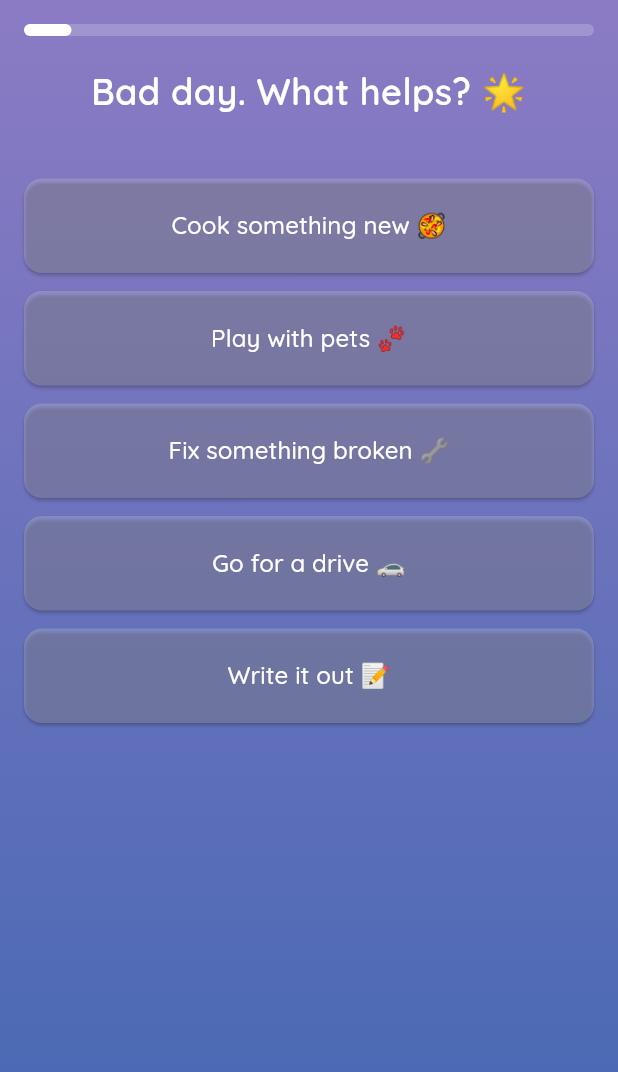
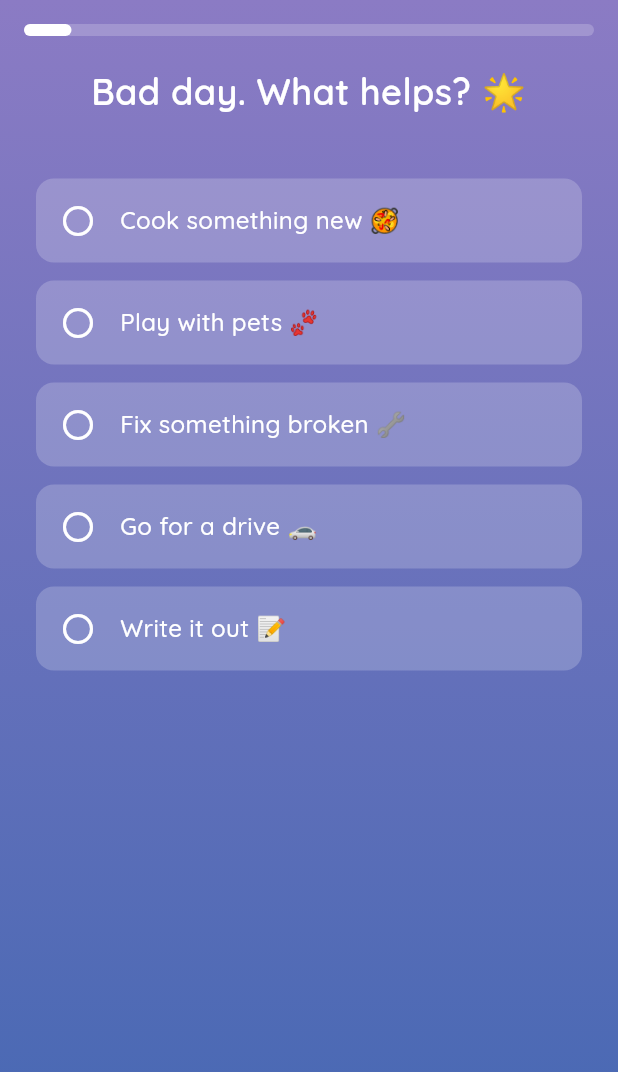
Before and after one commit to cdthedrummer/quizdumb, a Flutter app: the QuizScreen screen opened directly, on a phone screen of 412 x 824 dp. Shown: the top 1072 px of the screen. Run offline on Flutter 3.47's test engine with Material 3 defaults, Android fonts, the phone set to English and light mode, and no system bars.

Commit message:
Update answer options to handle multiselect properly

```diff
--- a/lib/screens/quiz/components/answer_options.dart
+++ b/lib/screens/quiz/components/answer_options.dart
@@ -1,4 +1,5 @@
 import 'package:flutter/material.dart';
+import 'package:flutter/services.dart';
 import '../../../models/question.dart';
 
 class AnswerOptions extends StatelessWidget {
@@ -15,51 +16,81 @@ class AnswerOptions extends StatelessWidget {
 
   @override
   Widget build(BuildContext context) {
-    // Early return if no options available
     if (question.options == null || question.options!.isEmpty) {
       return const SizedBox.shrink();
     }
 
-    return ListView.builder(
-      shrinkWrap: true,
-      physics: const NeverScrollableScrollPhysics(),
+    return Column(
+      children: [
+        if (question.type == 'multiple')
+          Padding(
+            padding: const EdgeInsets.only(bottom: 16.0),
+            child: Text(
+              'Select all that apply',
+              style: TextStyle(
+                color: Colors.white.withOpacity(0.7),
+                fontSize: 16,
+                fontFamily: 'Quicksand',
+              ),
+            ),
+          ),
+        Expanded(
+          child: ListView.builder(
+            padding: const EdgeInsets.symmetric(horizontal: 8),
             itemCount: question.options!.length,
             itemBuilder: (context, index) {
               final option = question.options![index];
               final isSelected = selectedAnswers.contains(option);
 
-        return AnimatedPadding(
-          duration: const Duration(milliseconds: 200),
-          padding: EdgeInsets.only(
-            bottom: 12.0,
-            left: isSelected ? 8.0 : 0.0,
-          ),
+              return Padding(
+                padding: const EdgeInsets.only(bottom: 12.0),
+                child: Material(
+                  color: Colors.transparent,
+                  child: InkWell(
+                    onTap: () {
+                      HapticFeedback.lightImpact();
+                      onOptionSelected(option);
+                    },
+                    borderRadius: BorderRadius.circular(12),
                     child: AnimatedContainer(
                       duration: const Duration(milliseconds: 200),
-            child: ElevatedButton(
-              onPressed: () => onOptionSelected(option),
-              style: ElevatedButton.styleFrom(
-                backgroundColor: isSelected
-                    ? Colors.white.withAlpha(230)
-                    : Colors.white.withAlpha(51),
-                foregroundColor: isSelected ? Colors.purple : Colors.white,
-                padding: const EdgeInsets.all(20),
-                shape: RoundedRectangleBorder(
+                      padding: const EdgeInsets.all(16),
+                      decoration: BoxDecoration(
+                        color: isSelected
+                            ? Colors.white.withOpacity(0.9)
+                            : Colors.white.withOpacity(0.2),
                         borderRadius: BorderRadius.circular(12),
                       ),
+                      child: Row(
+                        children: [
+                          Icon(
+                            question.type == 'multiple'
+                                ? (isSelected ? Icons.check_box : Icons.check_box_outline_blank)
+                                : (isSelected ? Icons.radio_button_checked : Icons.radio_button_unchecked),
+                            color: isSelected ? Colors.purple : Colors.white,
                           ),
+                          const SizedBox(width: 16),
+                          Expanded(
                             child: Text(
                               option,
-                style: const TextStyle(
+                              style: TextStyle(
+                                color: isSelected ? Colors.purple : Colors.white,
                                 fontSize: 16,
                                 fontWeight: FontWeight.w500,
                                 fontFamily: 'Quicksand',
                               ),
                             ),
                           ),
+                        ],
+                      ),
+                    ),
+                  ),
                 ),
               );
             },
+          ),
+        ),
+      ],
     );
   }
 }
```
Lines whose indentation alone changed are shown as unchanged.
